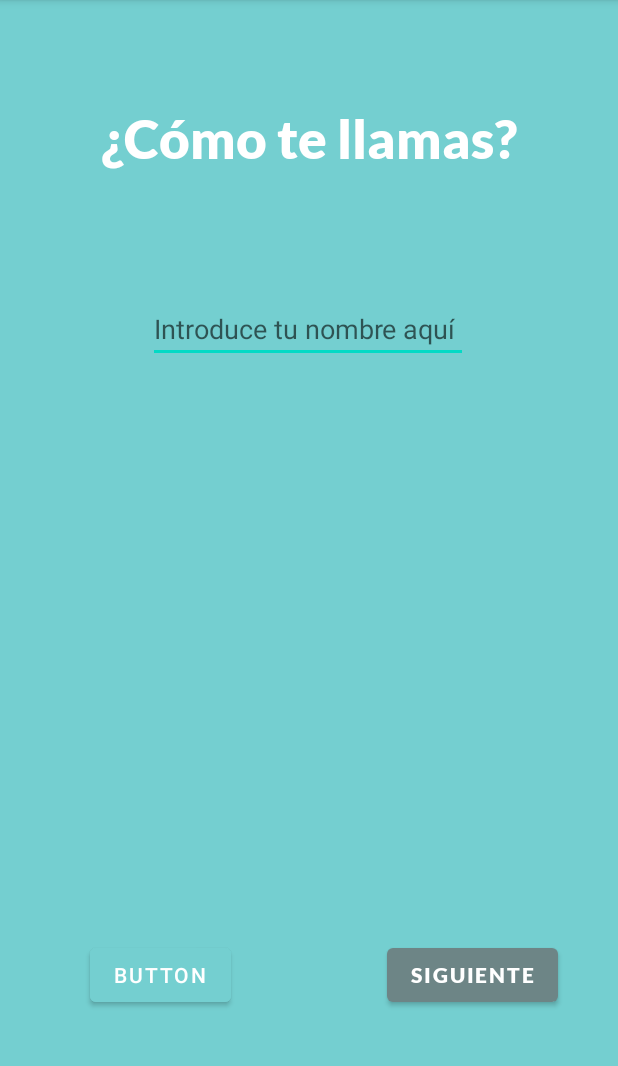
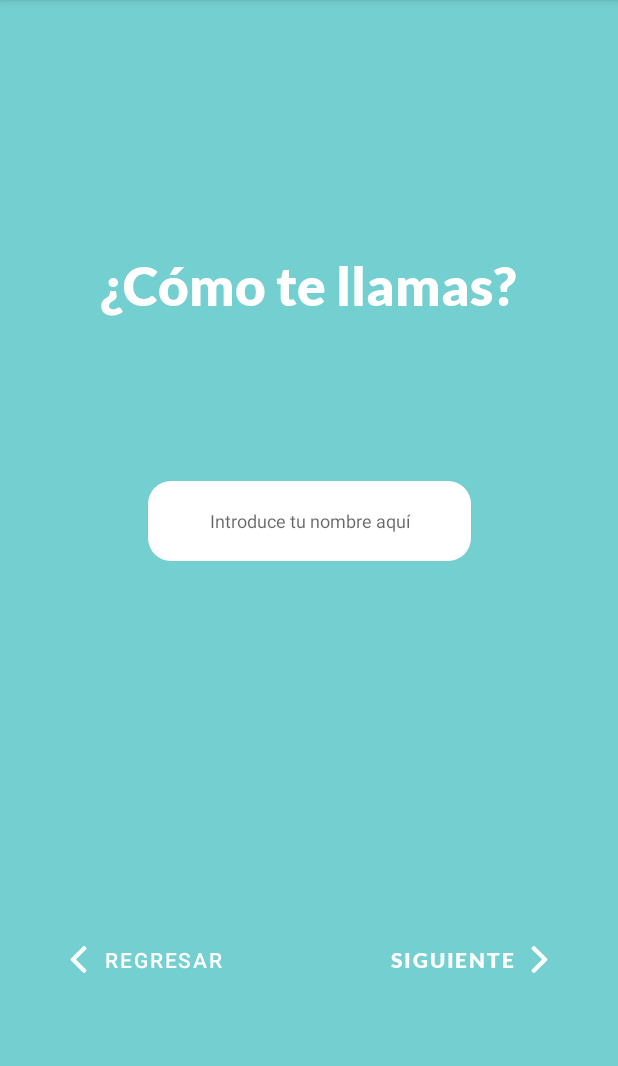
Before and after one commit to chavaxx/milam, an Android app: the fragment registro_usuario shown on its own in the app's theme, on a phone screen of 412 x 824 dp, the part 84-1150 px from its top. Run offline under Robolectric (Android 15) with nearby library versions, the phone set to English and light mode, and no system bars.

Commit message:
added new icons, style white text view and finished front end of fragment_registro_usuario

```diff
--- /dev/null
+++ b/app/src/main/res/drawable/left_arrow.xml
@@ -0,0 +1,9 @@
+<vector xmlns:android="http://schemas.android.com/apk/res/android"
+    android:width="492dp"
+    android:height="492dp"
+    android:viewportWidth="492"
+    android:viewportHeight="492">
+  <path
+      android:fillColor="#FF000000"
+      android:pathData="M198.608,246.104L382.664,62.04c5.068,-5.056 7.856,-11.816 7.856,-19.024c0,-7.212 -2.788,-13.968 -7.856,-19.032l-16.128,-16.12C361.476,2.792 354.712,0 347.504,0s-13.964,2.792 -19.028,7.864L109.328,227.008c-5.084,5.08 -7.868,11.868 -7.848,19.084c-0.02,7.248 2.76,14.028 7.848,19.112l218.944,218.932c5.064,5.072 11.82,7.864 19.032,7.864c7.208,0 13.964,-2.792 19.032,-7.864l16.124,-16.12c10.492,-10.492 10.492,-27.572 0,-38.06L198.608,246.104z"/>
+</vector>
--- /dev/null
+++ b/app/src/main/res/drawable/right_arrow.xml
@@ -0,0 +1,9 @@
+<vector xmlns:android="http://schemas.android.com/apk/res/android"
+    android:width="492.004dp"
+    android:height="492.004dp"
+    android:viewportWidth="492.004"
+    android:viewportHeight="492.004">
+  <path
+      android:fillColor="#FF000000"
+      android:pathData="M382.678,226.804L163.73,7.86C158.666,2.792 151.906,0 144.698,0s-13.968,2.792 -19.032,7.86l-16.124,16.12c-10.492,10.504 -10.492,27.576 0,38.064L293.398,245.9l-184.06,184.06c-5.064,5.068 -7.86,11.824 -7.86,19.028c0,7.212 2.796,13.968 7.86,19.04l16.124,16.116c5.068,5.068 11.824,7.86 19.032,7.86s13.968,-2.792 19.032,-7.86L382.678,265c5.076,-5.084 7.864,-11.872 7.848,-19.088C390.542,238.668 387.754,231.884 382.678,226.804z"/>
+</vector>
--- /dev/null
+++ b/app/src/main/res/drawable/white_text_view.xml
@@ -0,0 +1,6 @@
+<?xml version="1.0" encoding="utf-8"?>
+<shape xmlns:android="http://schemas.android.com/apk/res/android"
+    android:shape="rectangle">
+    <solid android:color="@color/white"/>
+    <corners  android:radius="15dp"/>
+</shape>
--- a/app/src/main/res/layout/fragment_registro_usuario.xml
+++ b/app/src/main/res/layout/fragment_registro_usuario.xml
@@ -25,49 +25,61 @@
             android:textSize="35sp"
             app:layout_constraintBottom_toBottomOf="parent"
             app:layout_constraintEnd_toEndOf="parent"
+            app:layout_constraintHorizontal_bias="0.495"
             app:layout_constraintStart_toStartOf="parent"
             app:layout_constraintTop_toTopOf="parent"
-            app:layout_constraintVertical_bias="0.103" />
+            app:layout_constraintVertical_bias="0.245" />
 
         <EditText
             android:id="@+id/username"
-            android:layout_width="wrap_content"
-            android:layout_height="wrap_content"
+            android:layout_width="215dp"
+            android:layout_height="53dp"
             android:layout_marginTop="40dp"
+            android:background="@drawable/white_text_view"
+            android:backgroundTint="@color/white"
             android:ems="10"
             android:hint="Introduce tu nombre aquí"
             android:inputType="textPersonName"
+            android:textAlignment="center"
+            android:textSize="12dp"
             app:layout_constraintBottom_toBottomOf="parent"
             app:layout_constraintEnd_toEndOf="parent"
-            app:layout_constraintHorizontal_bias="0.497"
             app:layout_constraintStart_toStartOf="parent"
             app:layout_constraintTop_toBottomOf="@+id/textView5"
-            app:layout_constraintVertical_bias="0.012" />
+            app:layout_constraintVertical_bias="0.076" />
 
         <Button
             android:id="@+id/button_next"
             android:layout_width="wrap_content"
             android:layout_height="wrap_content"
+            android:backgroundTint="#74CFD0"
             android:fontFamily="@font/lato_black"
+            android:stateListAnimator="@null"
             android:text="Siguiente"
+            app:icon="@drawable/right_arrow"
+            app:iconGravity="end"
+            app:iconSize="18dp"
             app:layout_constraintBottom_toBottomOf="parent"
             app:layout_constraintEnd_toEndOf="parent"
-            app:layout_constraintHorizontal_bias="0.866"
+            app:layout_constraintHorizontal_bias="0.9"
             app:layout_constraintStart_toStartOf="parent"
             app:layout_constraintTop_toBottomOf="@+id/username"
-            app:layout_constraintVertical_bias="0.804" />
+            app:layout_constraintVertical_bias="0.7" />
 
         <Button
             android:id="@+id/button_back"
             android:layout_width="wrap_content"
             android:layout_height="wrap_content"
-            android:text="Button"
             android:backgroundTint="#74CFD0"
+            android:stateListAnimator="@null"
+            android:text="Regresar"
+            app:icon="@drawable/left_arrow"
+            app:iconSize="18dp"
             app:layout_constraintBottom_toBottomOf="parent"
             app:layout_constraintEnd_toEndOf="parent"
-            app:layout_constraintHorizontal_bias="0.189"
+            app:layout_constraintHorizontal_bias="0.1"
             app:layout_constraintStart_toStartOf="parent"
             app:layout_constraintTop_toBottomOf="@+id/username"
-            app:layout_constraintVertical_bias="0.804" />
+            app:layout_constraintVertical_bias="0.7" />
     </androidx.constraintlayout.widget.ConstraintLayout>
 </FrameLayout>
```
